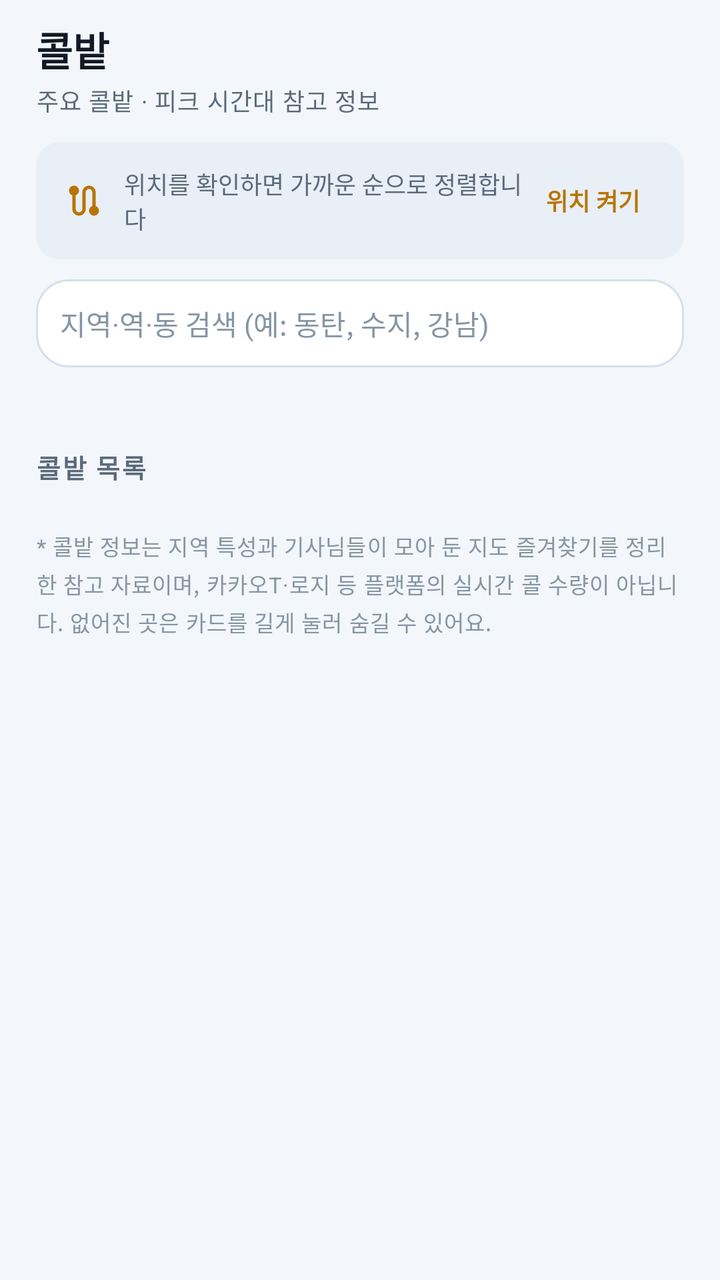
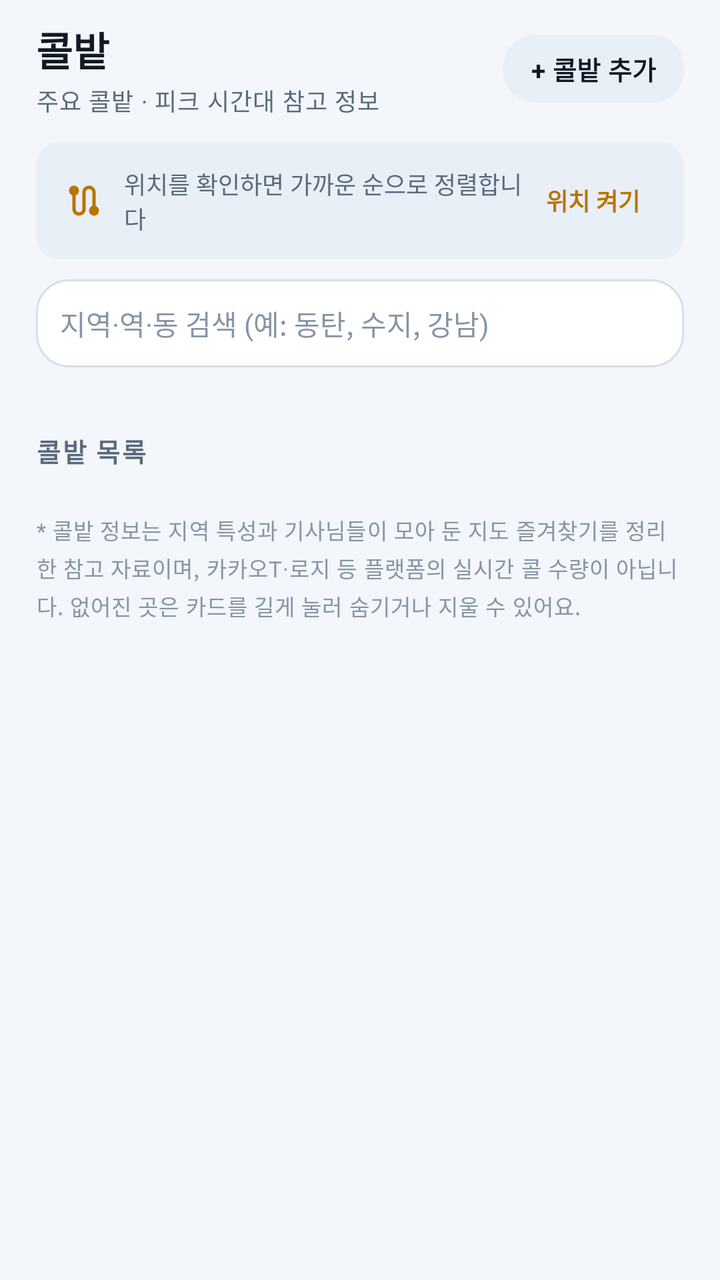

Compare the two renders of this Android layout. The source of the first and the diff that turns it into the second are given below.
<!-- AndroidManifest.xml: application theme Theme.DaeriLedger -->
<!-- res/layout/screen_spots.xml -->
<?xml version="1.0" encoding="utf-8"?>
<FrameLayout xmlns:android="http://schemas.android.com/apk/res/android"
    xmlns:app="http://schemas.android.com/apk/res-auto"
    android:layout_width="match_parent"
    android:layout_height="match_parent">

    <androidx.core.widget.NestedScrollView
        android:layout_width="match_parent"
        android:layout_height="match_parent"
        android:clipToPadding="false"
        android:fillViewport="true"
        android:scrollbars="none">

        <LinearLayout
            android:id="@+id/spotsColumn"
            android:layout_width="match_parent"
            android:layout_height="wrap_content"
            android:focusableInTouchMode="true"
            android:orientation="vertical"
            android:paddingBottom="28dp">

            <LinearLayout
                android:layout_width="match_parent"
                android:layout_height="wrap_content"
                android:gravity="center_vertical"
                android:orientation="horizontal"
                android:paddingHorizontal="18dp"
                android:paddingTop="10dp">

                <LinearLayout
                    android:layout_width="0dp"
                    android:layout_height="wrap_content"
                    android:layout_weight="1"
                    android:orientation="vertical">

                    <TextView
                        style="@style/Text.Daeri.Title"
                        android:layout_width="wrap_content"
                        android:layout_height="wrap_content"
                        android:text="콜밭" />

                    <TextView
                        android:id="@+id/spotsSubtitle"
                        style="@style/Text.Daeri.Label"
                        android:layout_width="wrap_content"
                        android:layout_height="wrap_content"
                        android:layout_marginTop="2dp"
                        android:text="주요 콜밭 · 피크 시간대 참고 정보" />
                </LinearLayout>
            </LinearLayout>

            
            <LinearLayout
                android:id="@+id/locationCard"
                android:layout_width="match_parent"
                android:layout_height="wrap_content"
                android:layout_marginHorizontal="18dp"
                android:layout_marginTop="12dp"
                android:background="@drawable/bg_chip_soft"
                android:gravity="center_vertical"
                android:orientation="horizontal"
                android:paddingHorizontal="14dp"
                android:paddingVertical="12dp">

                <ImageView
                    android:layout_width="20dp"
                    android:layout_height="20dp"
                    android:contentDescription="@null"
                    android:src="@drawable/ic_route"
                    app:tint="@color/accent" />

                <TextView
                    android:id="@+id/locationText"
                    android:layout_width="0dp"
                    android:layout_height="wrap_content"
                    android:layout_marginStart="10dp"
                    android:layout_weight="1"
                    android:text="위치를 확인하면 가까운 순으로 정렬합니다"
                    android:textColor="@color/text_secondary"
                    android:textSize="12sp" />

                <TextView
                    android:id="@+id/locationAction"
                    android:layout_width="wrap_content"
                    android:layout_height="wrap_content"
                    android:background="?attr/selectableItemBackground"
                    android:paddingHorizontal="8dp"
                    android:paddingVertical="6dp"
                    android:text="위치 켜기"
                    android:textColor="@color/accent"
                    android:textSize="12sp"
                    android:textStyle="bold" />
            </LinearLayout>

            
            <LinearLayout
                android:layout_width="match_parent"
                android:layout_height="wrap_content"
                android:layout_marginHorizontal="18dp"
                android:layout_marginTop="10dp"
                android:background="@drawable/bg_amount_field"
                android:gravity="center_vertical"
                android:orientation="horizontal"
                android:paddingHorizontal="12dp">

                <EditText
                    android:id="@+id/spotSearch"
                    android:layout_width="0dp"
                    android:layout_height="44dp"
                    android:layout_weight="1"
                    android:background="@null"
                    android:hint="지역·역·동 검색 (예: 동탄, 수지, 강남)"
                    android:imeOptions="actionSearch"
                    android:importantForAutofill="no"
                    android:inputType="text"
                    android:maxLength="24"
                    android:paddingVertical="0dp"
                    android:singleLine="true"
                    android:textColor="@color/text_primary"
                    android:textColorHint="@color/text_tertiary"
                    android:textSize="14sp" />

                <ImageView
                    android:id="@+id/spotSearchClear"
                    android:layout_width="28dp"
                    android:layout_height="28dp"
                    android:background="?attr/selectableItemBackgroundBorderless"
                    android:contentDescription="검색어 지우기"
                    android:padding="6dp"
                    android:src="@drawable/ic_close"
                    android:visibility="gone"
                    app:tint="@color/text_tertiary" />
            </LinearLayout>

            
            <HorizontalScrollView
                android:layout_width="match_parent"
                android:layout_height="wrap_content"
                android:layout_marginTop="10dp"
                android:clipToPadding="false"
                android:paddingHorizontal="18dp"
                android:scrollbars="none">

                <com.google.android.material.chip.ChipGroup
                    android:id="@+id/sourceChips"
                    android:layout_width="wrap_content"
                    android:layout_height="wrap_content"
                    app:chipSpacingHorizontal="8dp"
                    app:singleLine="true"
                    app:singleSelection="true" />
            </HorizontalScrollView>

            <HorizontalScrollView
                android:layout_width="match_parent"
                android:layout_height="wrap_content"
                android:layout_marginTop="8dp"
                android:clipToPadding="false"
                android:paddingHorizontal="18dp"
                android:scrollbars="none">

                <com.google.android.material.chip.ChipGroup
                    android:id="@+id/regionChips"
                    android:layout_width="wrap_content"
                    android:layout_height="wrap_content"
                    app:chipSpacingHorizontal="8dp"
                    app:singleLine="true"
                    app:singleSelection="true" />
            </HorizontalScrollView>

            
            <TextView
                android:id="@+id/hiddenInfo"
                android:layout_width="wrap_content"
                android:layout_height="wrap_content"
                android:layout_marginHorizontal="18dp"
                android:layout_marginTop="8dp"
                android:background="?attr/selectableItemBackgroundBorderless"
                android:paddingVertical="4dp"
                android:text="숨긴 콜밭 0곳 · 되돌리기"
                android:textColor="@color/text_tertiary"
                android:textSize="11sp"
                android:visibility="gone" />

            
            <LinearLayout
                android:id="@+id/savedSection"
                android:layout_width="match_parent"
                android:layout_height="wrap_content"
                android:orientation="vertical"
                android:visibility="gone">

                <LinearLayout
                    android:layout_width="match_parent"
                    android:layout_height="wrap_content"
                    android:gravity="center_vertical"
                    android:orientation="horizontal"
                    android:paddingHorizontal="18dp"
                    android:paddingTop="22dp"
                    android:paddingBottom="4dp">

                    <TextView
                        style="@style/Text.Daeri.Section"
                        android:layout_width="0dp"
                        android:layout_height="wrap_content"
                        android:layout_weight="1"
                        android:text="내가 저장한 콜밭" />

                    <TextView
                        android:id="@+id/savedCountText"
                        style="@style/Text.Daeri.Label"
                        android:layout_width="wrap_content"
                        android:layout_height="wrap_content"
                        android:text="" />
                </LinearLayout>

                <LinearLayout
                    android:id="@+id/savedSpotsColumn"
                    android:layout_width="match_parent"
                    android:layout_height="wrap_content"
                    android:orientation="vertical" />
            </LinearLayout>

            
            <LinearLayout
                android:layout_width="match_parent"
                android:layout_height="wrap_content"
                android:gravity="center_vertical"
                android:orientation="horizontal"
                android:paddingHorizontal="18dp"
                android:paddingTop="22dp"
                android:paddingBottom="4dp">

                <TextView
                    style="@style/Text.Daeri.Section"
                    android:layout_width="0dp"
                    android:layout_height="wrap_content"
                    android:layout_weight="1"
                    android:text="콜밭 목록" />

                <TextView
                    android:id="@+id/nearbyCountText"
                    style="@style/Text.Daeri.Label"
                    android:layout_width="wrap_content"
                    android:layout_height="wrap_content"
                    android:text="" />
            </LinearLayout>

            <LinearLayout
                android:id="@+id/nearbyColumn"
                android:layout_width="match_parent"
                android:layout_height="wrap_content"
                android:orientation="vertical" />

            
            <com.google.android.material.button.MaterialButton
                android:id="@+id/moreSpotsButton"
                style="@style/Widget.Daeri.Button.Tonal"
                android:layout_width="match_parent"
                android:layout_height="48dp"
                android:layout_marginHorizontal="18dp"
                android:layout_marginTop="6dp"
                android:minHeight="48dp"
                android:text="나머지 콜밭 더 보기"
                android:textSize="13sp"
                android:visibility="gone" />

            <TextView
                style="@style/Text.Daeri.Label"
                android:layout_width="match_parent"
                android:layout_height="wrap_content"
                android:layout_marginHorizontal="18dp"
                android:layout_marginTop="18dp"
                android:lineSpacingExtra="3dp"
                android:text="* 콜밭 정보는 지역 특성과 기사님들이 모아 둔 지도 즐겨찾기를 정리한 참고 자료이며, 카카오T·로지 등 플랫폼의 실시간 콜 수량이 아닙니다. 없어진 곳은 카드를 길게 눌러 숨길 수 있어요."
                android:textColor="@color/text_tertiary"
                android:textSize="11sp" />

        </LinearLayout>
    </androidx.core.widget.NestedScrollView>

</FrameLayout>
<!-- resources referenced by this layout -->
<resources>
  <color name="accent">#B87400</color>
  <color name="text_primary">#111A24</color>
  <color name="text_secondary">#5A6A7B</color>
  <color name="text_tertiary">#8695A5</color>
  <!-- drawable bg_amount_field (drawable) -->
  <?xml version="1.0" encoding="utf-8"?>
  <shape xmlns:android="http://schemas.android.com/apk/res/android" android:shape="rectangle">
      <solid android:color="@color/surface" />
      <corners android:radius="16dp" />
      <stroke android:width="1dp" android:color="@color/outline" />
  </shape>
  <!-- drawable bg_chip_soft (drawable) -->
  <?xml version="1.0" encoding="utf-8"?>
  <shape xmlns:android="http://schemas.android.com/apk/res/android" android:shape="rectangle">
      <solid android:color="@color/surface_high" />
      <corners android:radius="12dp" />
  </shape>
  <style name="Text.Daeri.Label" parent="TextAppearance.Material3.BodySmall">
          <item name="android:textSize">12sp</item>
          <item name="android:textColor">@color/text_secondary</item>
      </style>
  <style name="Text.Daeri.Section" parent="TextAppearance.Material3.TitleSmall">
          <item name="android:textSize">13sp</item>
          <item name="android:letterSpacing">0.06</item>
          <item name="android:textColor">@color/text_secondary</item>
          <item name="android:textStyle">bold</item>
      </style>
  <style name="Text.Daeri.Title" parent="TextAppearance.Material3.TitleLarge">
          <item name="android:textSize">20sp</item>
          <item name="android:textStyle">bold</item>
          <item name="android:textColor">@color/text_primary</item>
      </style>
  <style name="Theme.DaeriLedger" parent="Theme.DaeriLedger.Base" />
  <color name="surface">#FFFFFF</color>
  <color name="outline">#D6DFE9</color>
  <color name="surface_high">#E9EFF6</color>
  <color name="on_accent">#FFFFFF</color>
  <color name="accent_dim">#FFF0D2</color>
  <color name="profit">#0E8A4F</color>
  <color name="profit_dim">#E1F6EB</color>
  <color name="chart_bar">#2E6BC4</color>
  <color name="bg">#F3F6FA</color>
  <color name="surface_alt">#FFFFFF</color>
  <color name="divider">#E7EDF4</color>
  <color name="loss">#C93A3A</color>
  <style name="ThemeOverlay.Daeri.Dialog" parent="ThemeOverlay.Material3.MaterialAlertDialog">
          <item name="colorSurface">@color/surface_alt</item>
          <item name="colorOnSurface">@color/text_primary</item>
          <item name="colorOnSurfaceVariant">@color/text_secondary</item>
          <item name="shapeAppearanceOverlay">@style/Shape.Daeri.Large</item>
      </style>
  <style name="ThemeOverlay.Daeri.BottomSheet" parent="ThemeOverlay.Material3.BottomSheetDialog">
          <item name="colorSurface">@color/surface_alt</item>
          <item name="bottomSheetStyle">@style/Widget.Daeri.BottomSheet</item>
      </style>
  <style name="Shape.Daeri.ExtraSmall" parent="ShapeAppearance.Material3.Corner.ExtraSmall">
          <item name="cornerSize">8dp</item>
      </style>
  <style name="Shape.Daeri.Small" parent="ShapeAppearance.Material3.Corner.Small">
          <item name="cornerSize">12dp</item>
      </style>
  <style name="Shape.Daeri.Medium" parent="ShapeAppearance.Material3.Corner.Medium">
          <item name="cornerSize">18dp</item>
      </style>
  <style name="Shape.Daeri.Large" parent="ShapeAppearance.Material3.Corner.Large">
          <item name="cornerSize">26dp</item>
      </style>
  <style name="Widget.Daeri.BottomSheet" parent="Widget.Material3.BottomSheet.Modal">
          <item name="shapeAppearance">@style/Shape.Daeri.Large</item>
          <item name="backgroundTint">@color/surface_alt</item>
      </style>
  <!-- unchanged entries left out for length: 4 -->
</resources>

<!-- the commit's change to res/layout/screen_spots.xml (unified diff, before → after) -->
@@ -5,6 +5,7 @@
     android:layout_height="match_parent">
 
     <androidx.core.widget.NestedScrollView
+        android:id="@+id/spotsScroll"
         android:layout_width="match_parent"
         android:layout_height="match_parent"
         android:clipToPadding="false"
@@ -47,6 +48,17 @@
                         android:layout_marginTop="2dp"
                         android:text="주요 콜밭 · 피크 시간대 참고 정보" />
                 </LinearLayout>
+
+                
+                <com.google.android.material.button.MaterialButton
+                    android:id="@+id/addSpotButton"
+                    style="@style/Widget.Daeri.Button.Tonal"
+                    android:layout_width="wrap_content"
+                    android:layout_height="42dp"
+                    android:minHeight="42dp"
+                    android:paddingHorizontal="14dp"
+                    android:text="+ 콜밭 추가"
+                    android:textSize="13sp" />
             </LinearLayout>
 
             
@@ -142,23 +154,6 @@
                 android:scrollbars="none">
 
                 <com.google.android.material.chip.ChipGroup
-                    android:id="@+id/sourceChips"
-                    android:layout_width="wrap_content"
-                    android:layout_height="wrap_content"
-                    app:chipSpacingHorizontal="8dp"
-                    app:singleLine="true"
-                    app:singleSelection="true" />
-            </HorizontalScrollView>
-
-            <HorizontalScrollView
-                android:layout_width="match_parent"
-                android:layout_height="wrap_content"
-                android:layout_marginTop="8dp"
-                android:clipToPadding="false"
-                android:paddingHorizontal="18dp"
-                android:scrollbars="none">
-
-                <com.google.android.material.chip.ChipGroup
                     android:id="@+id/regionChips"
                     android:layout_width="wrap_content"
                     android:layout_height="wrap_content"
@@ -203,7 +198,7 @@
                         android:layout_width="0dp"
                         android:layout_height="wrap_content"
                         android:layout_weight="1"
-                        android:text="내가 저장한 콜밭" />
+                        android:text="내가 추가한 콜밭" />
 
                     <TextView
                         android:id="@+id/savedCountText"
@@ -271,7 +266,7 @@
                 android:layout_marginHorizontal="18dp"
                 android:layout_marginTop="18dp"
                 android:lineSpacingExtra="3dp"
-                android:text="* 콜밭 정보는 지역 특성과 기사님들이 모아 둔 지도 즐겨찾기를 정리한 참고 자료이며, 카카오T·로지 등 플랫폼의 실시간 콜 수량이 아닙니다. 없어진 곳은 카드를 길게 눌러 숨길 수 있어요."
+                android:text="* 콜밭 정보는 지역 특성과 기사님들이 모아 둔 지도 즐겨찾기를 정리한 참고 자료이며, 카카오T·로지 등 플랫폼의 실시간 콜 수량이 아닙니다. 없어진 곳은 카드를 길게 눌러 숨기거나 지울 수 있어요."
                 android:textColor="@color/text_tertiary"
                 android:textSize="11sp" />
 
